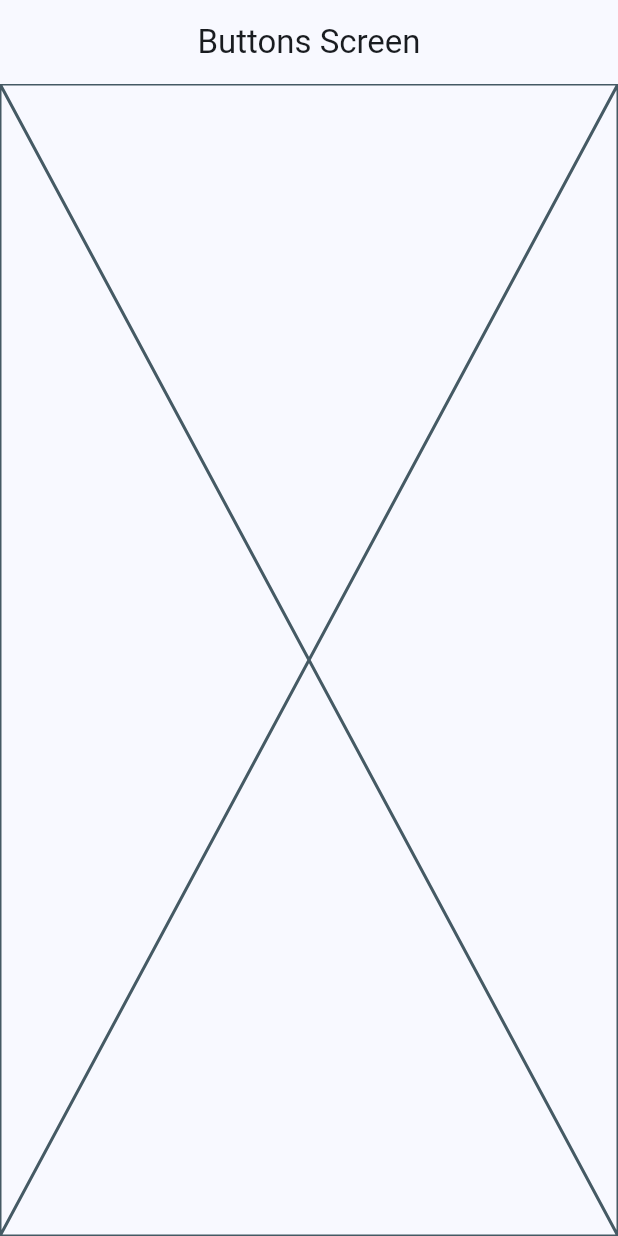
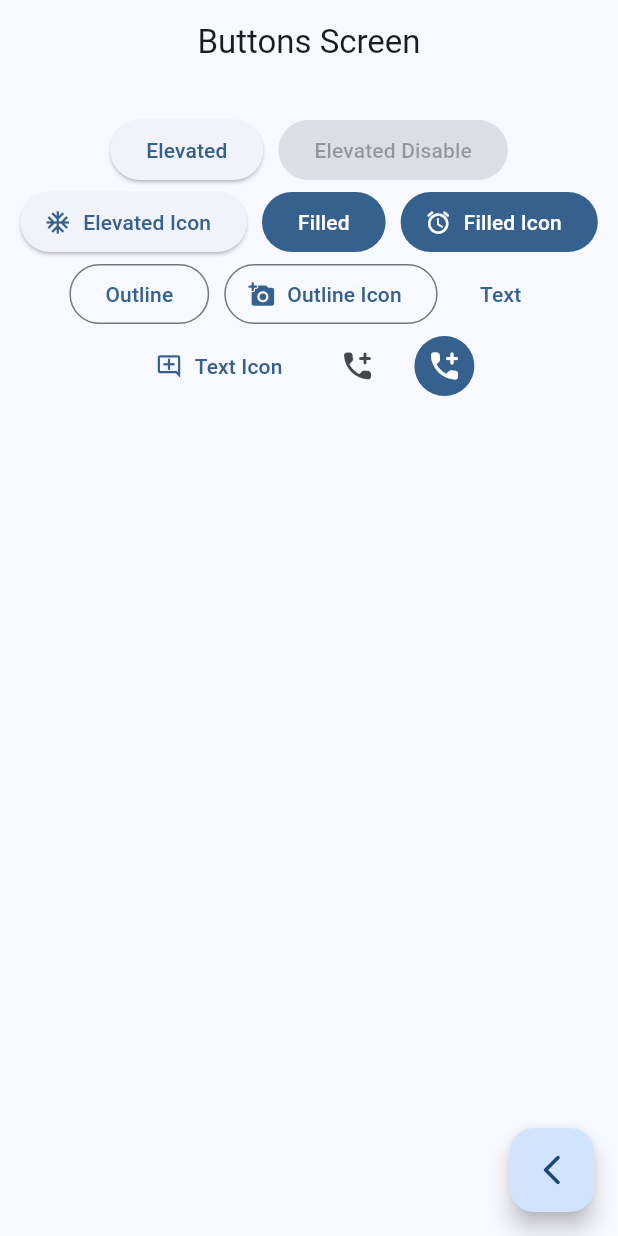
Before and after one commit to RiosHectorM/widgets_app, a Flutter app: the ButtonsScreen screen opened by its route, on a phone screen of 412 x 824 dp. Run offline on Flutter 3.47's test engine with Material 2 defaults, Android fonts, the phone set to English and light mode, and no system bars; our stand-ins replace go_router.

Commit message:
'Buttons Screen Ready'

```diff
--- a/lib/presentation/screens/buttons/buttons_screen.dart
+++ b/lib/presentation/screens/buttons/buttons_screen.dart
@@ -1,4 +1,5 @@
 import 'package:flutter/material.dart';
+import 'package:go_router/go_router.dart';
 
 class ButtonsScreen extends StatelessWidget {
   const ButtonsScreen({super.key});
@@ -9,7 +10,58 @@ class ButtonsScreen extends StatelessWidget {
       appBar: AppBar(
         title: const Text('Buttons Screen'),
       ),
-      body: const Placeholder(),
+      body: const _ButtonsView(),
+      floatingActionButton: FloatingActionButton(
+      child: const Icon(Icons.arrow_back_ios_new_rounded),
+      onPressed: (){
+        context.pop();
+      }
+    )
     );
   }
 }
+
+class _ButtonsView extends StatelessWidget {
+  const _ButtonsView();
+
+  @override
+  Widget build(BuildContext context) {
+
+    final colors = Theme.of(context).colorScheme;
+
+    return SizedBox(
+      width: double.infinity,
+      child: Padding(
+        padding: const EdgeInsets.symmetric(horizontal: 10, vertical: 20),
+        child: Wrap(
+          spacing: 10,
+          alignment: WrapAlignment.center,
+          children: [
+            ElevatedButton(onPressed: (){}, child: const Text('Elevated')),
+            const ElevatedButton(onPressed: null, child: Text('Elevated Disable')),
+            ElevatedButton.icon(onPressed: (){}, icon: const Icon(Icons.ac_unit_outlined), label: const Text('Elevated Icon')),
+
+            FilledButton(onPressed: (){}, child: const Text('Filled')),
+            FilledButton.icon(onPressed: (){}, icon: const Icon(Icons.access_alarm_rounded), label: const Text('Filled Icon')),
+
+            OutlinedButton(onPressed: (){}, child: const Text('Outline')),
+            OutlinedButton.icon(onPressed: (){}, icon: const Icon(Icons.add_a_photo_rounded),label: const Text('Outline Icon')),
+
+            TextButton(onPressed: (){}, child: const Text('Text')),
+            TextButton.icon(onPressed: (){}, icon: const Icon(Icons.add_comment_outlined),label: const Text('Text Icon')),
+
+
+            IconButton(onPressed: (){}, icon: const Icon(Icons.add_ic_call_rounded)),
+            IconButton(onPressed: (){}, icon: const Icon(Icons.add_ic_call_rounded),
+            style: ButtonStyle(
+              backgroundColor: MaterialStatePropertyAll(colors.primary),
+              iconColor: const MaterialStatePropertyAll(Colors.white)
+            ),)
+
+
+          ],
+        ),
+      ),
+    );
+  }
+}
```
